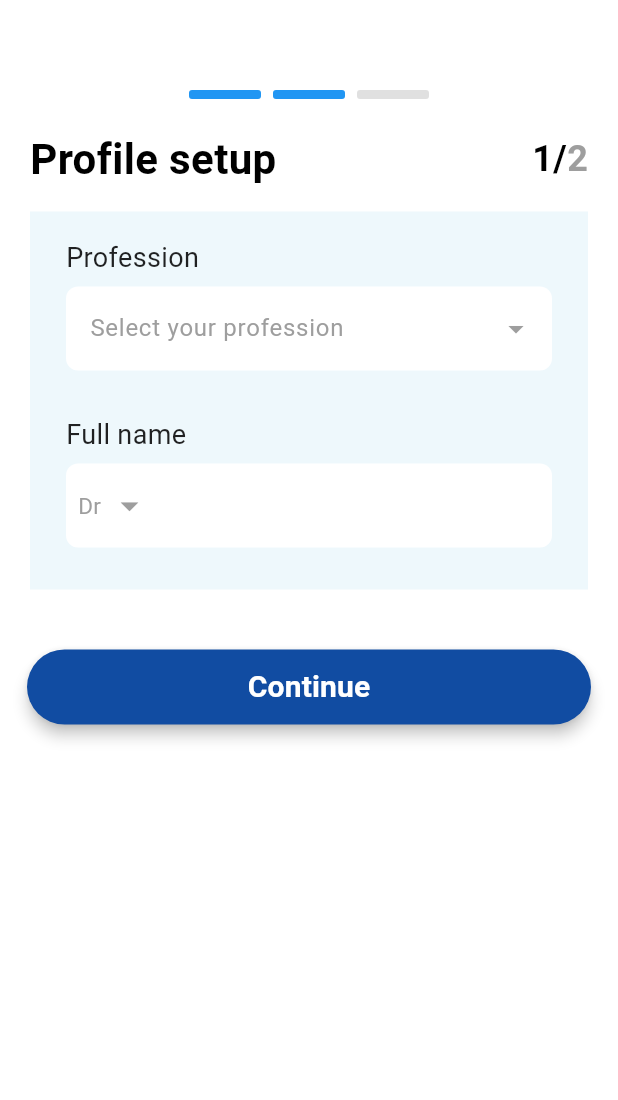
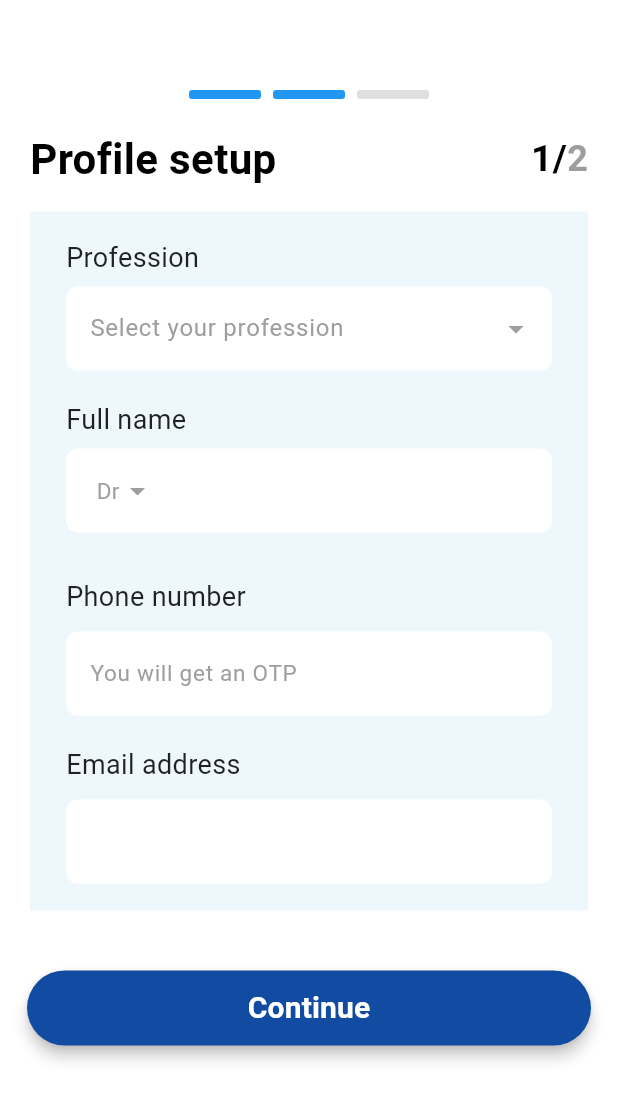
Before and after one commit to buildwithdecent/testing-git-hub, a Flutter app: the ProfileSetup1 screen opened directly, on a phone screen of 412 x 824 dp. Shown: the top 1100 px of the screen. Run offline on Flutter 3.47's test engine with Material 3 defaults, Android fonts, the phone set to English and light mode, and no system bars; our stand-ins replace introduction_screen, pinput; key blocks and very long unbroken strings in the code were emptied for the run.

Commit message:
Changes to the profile setup

```diff
--- a/lib/Authentication/Profile_Setup.dart
+++ b/lib/Authentication/Profile_Setup.dart
@@ -1,14 +1,13 @@
+
 import 'package:flutter/material.dart';
+import 'package:flutter/services.dart';
 import 'package:project_1/Authentication/Profile_Setup2.dart';
 import 'package:project_1/Widgets/Base_Button.dart';
-
-
 import '../Widgets/Build_progress_bar.dart';
 import '../Widgets/reusable_dropdown.dart';
 
-class ProfileSetup1 extends StatefulWidget{
+class ProfileSetup1 extends StatefulWidget {
   const ProfileSetup1({super.key});
-
 
   @override
   State<ProfileSetup1> createState() => _ProfileSetup1State();
@@ -16,176 +15,264 @@ class ProfileSetup1 extends StatefulWidget{
 
 class _ProfileSetup1State extends State<ProfileSetup1> {
   bool isProfessionsDisplay = false;
-  TextEditingController professionController =TextEditingController();
-  TextEditingController FullNameController =TextEditingController();
+  bool isFullnameDisplay = false;
+
+  TextEditingController professionController = TextEditingController();
+  TextEditingController FullNameController = TextEditingController();
+
+  String selectedPrefix = "Dr";
+
+  final GlobalKey<FormState> _formKey = GlobalKey<FormState>();
+
   @override
   Widget build(BuildContext context) {
     return Scaffold(
       backgroundColor: Colors.white,
       body: SingleChildScrollView(
-        child: SafeArea(child:
-        Column(
+        child: SafeArea(
+          child: Form(
+            key: _formKey,
+            child: Column(
               children: [
                 Padding(
                   padding: const EdgeInsets.symmetric(horizontal: 20),
                   child: Column(
                     crossAxisAlignment: CrossAxisAlignment.start,
                     children: [
-
-                  SizedBox(height: 60,),
+                      const SizedBox(height: 60),
                       Row(
                         mainAxisAlignment: MainAxisAlignment.center,
-                    children: [
-                      BuildProgressBar(active: true,),
+                        children: const [
+                          BuildProgressBar(active: true),
                           SizedBox(width: 8),
-                      BuildProgressBar(active: true,),
+                          BuildProgressBar(active: true),
                           SizedBox(width: 8),
                           BuildProgressBar(),
                         ],
                       ),
-                  SizedBox(height: 20,),
+                      const SizedBox(height: 20),
                       Row(
                         mainAxisAlignment: MainAxisAlignment.spaceBetween,
-                    children: [
-                      Text(
-                        'Profile setup', style: TextStyle(fontWeight: FontWeight
-                          .bold, fontSize: 28, color: Colors.black),),
+                        children: const [
+                          Text('Profile setup',
+                              style: TextStyle(
+                                  fontWeight: FontWeight.bold,
+                                  fontSize: 28,
+                                  color: Colors.black)),
                           Row(
                             children: [
-                          Text('1/', style: TextStyle(fontSize: 24,
+                              Text('1/',
+                                  style: TextStyle(
+                                      fontSize: 25,
                                       fontWeight: FontWeight.bold,
-                              color: Colors.black),), Text('2',
-                            style: TextStyle(fontSize: 24,
+                                      color: Colors.black)),
+                              Text('2',
+                                  style: TextStyle(
+                                      fontSize: 24,
                                       fontWeight: FontWeight.bold,
-                                color: Colors.grey),)
+                                      color: Colors.grey)),
                             ],
                           )
                         ],
                       ),
-                  SizedBox(height: 15),
+                      const SizedBox(height: 15),
                       Container(
-                    width: double.maxFinite,
-                    padding: EdgeInsets.symmetric(horizontal: 24),
-                    color: Color(0xFFEEF8FC),
-                    child: Padding(padding: EdgeInsets.symmetric(vertical: 18),
+                        width: double.infinity,
+                        padding: const EdgeInsets.symmetric(horizontal: 24),
+                        color: const Color(0xFFEEF8FC),
+                        child: Padding(
+                          padding: const EdgeInsets.symmetric(vertical: 18),
                           child: Column(
-                        mainAxisAlignment: MainAxisAlignment.start,
                             crossAxisAlignment: CrossAxisAlignment.start,
                             children: [
-                          Text('Profession', style: TextStyle(
-                              color: Colors.black87, fontSize: 18),),
-                          SizedBox(height: 6,),
-                          TextField(
+                              const Text('Profession',
+                                  style: TextStyle(
+                                      color: Colors.black87, fontSize: 18)),
+                              const SizedBox(height: 6),
+                              GestureDetector(
+                                onTap: () {
+                                  setState(() {
+                                    isProfessionsDisplay =
+                                    !isProfessionsDisplay;
+                                  });
+                                },
+                                child: AbsorbPointer(
+                                  child: TextFormField(
                                     controller: professionController,
+                                    decoration: InputDecoration(
+                                      suffixIcon: Icon(
+                                        isProfessionsDisplay
+                                            ? Icons.arrow_drop_up
+                                            : Icons.arrow_drop_down,
+                                        color: Colors.grey,
+                                      ),
+                                      hintText: 'Select your profession',
+                                      hintStyle: TextStyle(color: Colors.grey),
+                                      filled: true,
+                                      fillColor: Colors.white,
+                                      border: OutlineInputBorder(
+                                        borderRadius: BorderRadius.circular(8),
+                                        borderSide: BorderSide.none,
+                                      ),
+                                    ),
+                                    validator: (value) {
+                                      if (value == null || value.isEmpty) {
+                                        return 'Please select a profession';
+                                      }
+                                      return null;
+                                    },
+                                  ),
+                                ),
+                              ),
+                              AnimatedSwitcher(
+                                duration: Duration(milliseconds: 200),
+                                child: isProfessionsDisplay
+                                    ? DropdownChecklist(
+                                  key: ValueKey("professionDropdown"),
+                                  title: 'Profession',
+                                  items: [
+                                    'Optometrist',
+                                    'Optician',
+                                    'Ophthalmologist',
+                                    'Agents'
+                                  ],
+                                  onSelectionChanged: (selectedList) {
+                                    setState(() {
+                                      professionController.text =
+                                      selectedList.isNotEmpty
+                                          ? selectedList.first
+                                          : '';
+                                      isProfessionsDisplay = false;
+                                    });
+                                  },
+                                )
+                                    : const SizedBox.shrink(),
+                              ),
+                              const SizedBox(height: 20),
+
+                              Text('Full name',
+                                  style: TextStyle(
+                                      color: Colors.black87, fontSize: 18)),
+                              SizedBox(height: 6),
+                              TextFormField(
+                                controller: FullNameController,
                                 enableSuggestions: false,
                                 autocorrect: false,
                                 decoration: InputDecoration(
-                              suffixIcon: GestureDetector(
-                                  onTap: (){
+                                  prefixIcon: GestureDetector(
+                                    onTap: () {
                                       setState(() {
-                                      isProfessionsDisplay = !isProfessionsDisplay;
+                                        isFullnameDisplay = !isFullnameDisplay;
                                       });
                                     },
-                                  child: Icon(isProfessionsDisplay? Icons.arrow_drop_up : Icons.arrow_drop_down)),
-                              suffixIconColor: Colors.grey,
-                              hintText: "Select your profession",
-                              hintStyle: TextStyle(color: Colors.grey),
+                                    child: Container(
+                                      width: 80,
+                                      alignment: Alignment.center,
+                                      child: Row(
+                                        mainAxisSize: MainAxisSize.min,
+                                        children: [
+                                          Text(
+                                            selectedPrefix,
+                                            style: TextStyle(
+                                                fontSize: 15,
+                                                color: Colors.grey),
+                                          ),
+                                          Icon(Icons.arrow_drop_down,
+                                              color: Colors.grey),
+                                        ],
+                                      ),
+                                    ),
+                                  ),
                                   filled: true,
                                   fillColor: Colors.white,
-                              border: OutlineInputBorder(borderRadius: BorderRadius.circular(8),borderSide: BorderSide.none),
+                                  border: OutlineInputBorder(
+                                    borderRadius: BorderRadius.circular(8),
+                                    borderSide: BorderSide.none,
                                   ),
                                 ),
+                                validator: (value) {
+                                  if (value == null || value.trim().isEmpty) {
+                                    return 'Please enter your name';
+                                  }
+                                  return null;
+                                },
+                              ),
+                              SizedBox(height: 10),
+                              if (isFullnameDisplay)
+                                DropdownChecklist(
+                                  key: ValueKey("prefixDropdown"),
+                                  title: 'Prefix',
+                                  items: ['Dr', 'Mr', 'Mrs', 'Miss'],
+                                  onSelectionChanged: (selectedList) {
+                                    if (selectedList.isNotEmpty) {
+                                      setState(() {
+                                        selectedPrefix = selectedList.first;
+                                        isFullnameDisplay = false;
+                                      });
+                                    }
+                                  },
+                                ),
+                             const SizedBox(height: 20,),
+                              Text('Phone number', style: TextStyle(fontSize: 18, color: Colors.black87),),
                               SizedBox(height: 10,),
-
-                          isProfessionsDisplay ?
-                          DropdownChecklist(
-                            title: 'Profession',
-                            items: ['Optometrist', 'Optician', 'Ophthalmologist', 'Agents'],
-                            onSelectionChanged: (selectedList) {
-                           setState(() {
-                             selectedList[0] = professionController.text;
-                           });
-                            },
-                          ): Container(),
-                          SizedBox(height: 20,),
-
-                          //////////////////////////
-
-                          Text('Full name', style: TextStyle(
-                              color: Colors.black87, fontSize: 18),),
-                          SizedBox(height: 6,),
+                              TextField(
+                                enableSuggestions: false,
+                                autocorrect: false,
+                                keyboardType: TextInputType.number,
+                                inputFormatters: [FilteringTextInputFormatter.digitsOnly],
+                                decoration: InputDecoration(
+                                  hintText: 'You will get an OTP',
+                                  hintStyle: TextStyle(color: Colors.grey, fontSize: 15),
+                                  filled: true,
+                                  fillColor: Colors.white,
+                                  border: OutlineInputBorder(borderRadius: BorderRadius.circular(8),
+                                  borderSide:BorderSide.none),
+                                ),
+                              ),
+                              const SizedBox(height: 20,),
+                              Text('Email address', style: TextStyle(fontSize: 18, color: Colors.black87),),
+                              SizedBox(height: 10,),
                               TextField(
                                 enableSuggestions: false,
                                 autocorrect: false,
                                 decoration: InputDecoration(
-                             // suffixIcon: GestureDetector(
-                                  // onTap: (){
-                                  //   setState(() {
-                                  //     isProfessionsDisplay = !isProfessionsDisplay;
-                                  //   });
-                                  // },
-                                  // child: Icon(isProfessionsDisplay? Icons.arrow_drop_up : Icons.arrow_drop_down)),
-
-                              prefixIcon: Padding(
-                                padding: const EdgeInsets.all(8.0),
-                                child: Row(
-
-  mainAxisSize: MainAxisSize.min,
-                                  children: [Text('Dr', style: TextStyle(fontSize: 15,color: Colors.grey),),SizedBox(width: 5,), Icon(Icons.arrow_drop_down, size: 28,color: Colors.grey,),
-                                  //   VerticalDivider(
-                                  //   color: Colors.black,
-                                  //   thickness: 1,
-                                  //   //width: 20,
-                                  //   indent: 10,
-                                  //   endIndent: 10,
-                                  // )
-                                  ],
-                                ),
-                              ),
-
                                   filled: true,
                                   fillColor: Colors.white,
-                              border: OutlineInputBorder(borderRadius: BorderRadius.circular(8),borderSide: BorderSide.none),
+                                  border: OutlineInputBorder(borderRadius: BorderRadius.circular(8),
+                                      borderSide:BorderSide.none),
                                 ),
-                          ),
-                          SizedBox(height: 10,),
-
-                          isProfessionsDisplay ?
-                          DropdownChecklist(
-                            title: 'Profession',
-                            items: ['Dr', 'Mr', 'Mrs', 'Miss'],
-                            onSelectionChanged: (selectedList) {
-                              print("Selected items: $selectedList");
-                            },
-                          ): Container(),
-
-
-
-
-                        ],
-                      ),
-
-
-                    ),
-
-
                               ),
 
 
                             ],
                           ),
                         ),
-            SizedBox(height: 40,),
-            BaseButton(text: 'Continue', buttonColor: Color(0xFF114CA2), textColor: Colors.white, fontsize: 20, onPressed:() {
-              Navigator.push(context, MaterialPageRoute(
-                builder: (context) =>ProfileSetup2(),
-              ));
-            },),
+                      ),
                     ],
-        )),
                   ),
-
+                ),
+                const SizedBox(height: 40),
+                BaseButton(
+                  text: 'Continue',
+                  buttonColor: const Color(0xFF114CA2),
+                  textColor: Colors.white,
+                  fontsize: 20,
+                  onPressed: () {
+                    if (_formKey.currentState!.validate()) {
+                      Navigator.push(
+                        context,
+                        MaterialPageRoute(
+                            builder: (context) => const ProfileSetup2()),
                       );
                     }
-
+                  },
+                ),
+                SizedBox(height: 10,),
+              ],
+            ),
+          ),
+        ),
+      ),
+    );
   }
+}
--- a/lib/Widgets/reusable_dropdown.dart
+++ b/lib/Widgets/reusable_dropdown.dart
@@ -1,3 +1,4 @@
+
 import 'package:flutter/material.dart';
 
 class DropdownChecklist extends StatefulWidget {
@@ -43,6 +44,7 @@ class _DropdownChecklistState extends State<DropdownChecklist> {
                 onChanged: (checked) {
                   setState(() {
                     if (checked == true) {
+                      selectedItems.clear();
                       selectedItems.add(item);
                     } else {
                       selectedItems.remove(item);
```
Also changed, not shown: pubspec.lock. Lines whose indentation alone changed are shown as unchanged.
